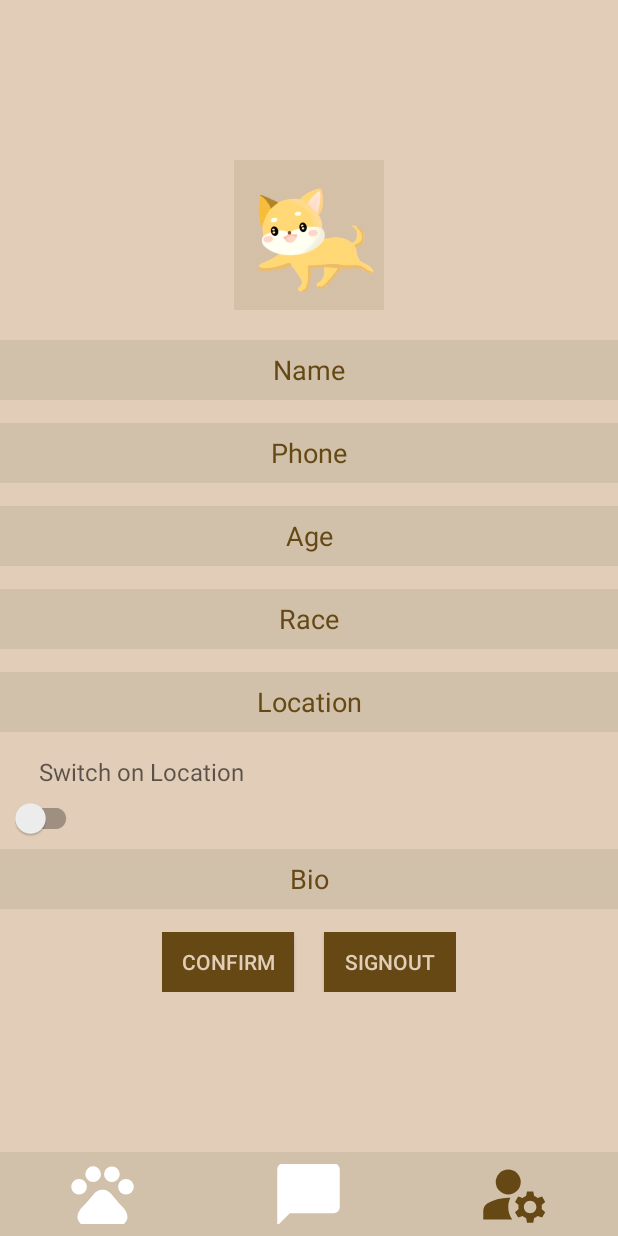
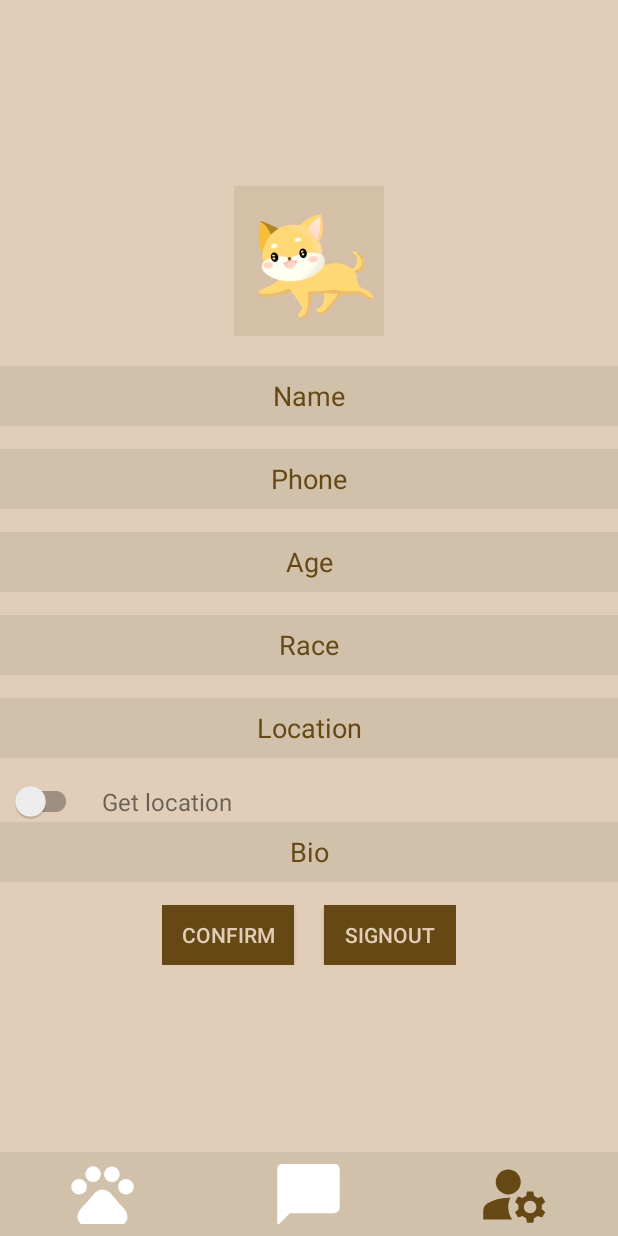
Before and after one commit to 5520-GorupProject/WoofMateDating, an Android app: the SettingsActivity screen opened directly, with no data from a screen before it, on a phone screen of 412 x 824 dp. Run offline under Robolectric (Android 15) with nearby library versions, the phone set to English and light mode, and no system bars; our stand-ins replace Firebase (no records; nobody signed in at launch, a user with empty details on screens opened directly).

Commit message:
some change to the switch button

```diff
--- a/app/src/main/java/com/example/woofmatedating/SettingsActivity.java
+++ b/app/src/main/java/com/example/woofmatedating/SettingsActivity.java
@@ -152,6 +152,7 @@ public class SettingsActivity extends AppCompatActivity {
             @Override
             public void onCheckedChanged(CompoundButton buttonView, boolean isChecked) {
                 if (buttonView.isChecked()){
+                    realLocation.setVisibility(View.VISIBLE);
                     // here we first check location permission
                     if (ActivityCompat.checkSelfPermission(SettingsActivity.this, Manifest.permission.ACCESS_FINE_LOCATION) == PackageManager.PERMISSION_GRANTED) {
                         //  ActivityCompat.requestPermissions(this, new String[]{Manifest.permission.ACCESS_FINE_LOCATION}, 100);
@@ -185,6 +186,8 @@ public class SettingsActivity extends AppCompatActivity {
                     }else{
                         ActivityCompat.requestPermissions(SettingsActivity.this,new String[]{Manifest.permission.ACCESS_FINE_LOCATION},44);
                     }
+                } else {
+                    realLocation.setVisibility(View.GONE);
                 }
             }
         });
--- a/app/src/main/res/layout/activity_settings.xml
+++ b/app/src/main/res/layout/activity_settings.xml
@@ -104,20 +104,36 @@
             android:layout_height="wrap_content"
             android:focusableInTouchMode="true"
             android:ellipsize="marquee"
-            android:hint="Switch on Location"
             android:marqueeRepeatLimit="marquee_forever"
             android:paddingStart="26dp"
             android:scrollHorizontally="true"
-            android:textSize="16dp"/>
+            android:textSize="16dp"
+            android:visibility="gone"
+            />
 
-        <com.google.android.material.switchmaterial.SwitchMaterial
-            android:id="@+id/GetLocation"
-            android:layout_width="wrap_content"
+        <LinearLayout
+            android:layout_width="match_parent"
             android:layout_height="wrap_content"
-            android:layout_marginStart="6.5dp"
-            android:layout_marginTop="6.5dp"
-            android:layout_marginEnd="6.5dp"
-            android:layout_marginBottom="6.5dp" />
+            android:orientation="horizontal">
+
+            <com.google.android.material.switchmaterial.SwitchMaterial
+                android:id="@+id/GetLocation"
+                android:layout_width="wrap_content"
+                android:layout_height="wrap_content"
+                android:layout_marginStart="6.5dp"
+                android:layout_marginEnd="6.5dp"
+                android:layout_gravity="center_vertical" />
+
+            <TextView
+                android:layout_width="wrap_content"
+                android:layout_height="wrap_content"
+                android:text="Get location"
+                android:layout_gravity="center_vertical"
+                android:layout_marginStart="6.5dp"
+                android:textSize="16sp" />
+
+        </LinearLayout>
+
 
         <EditText
             android:id="@+id/bio"
```
